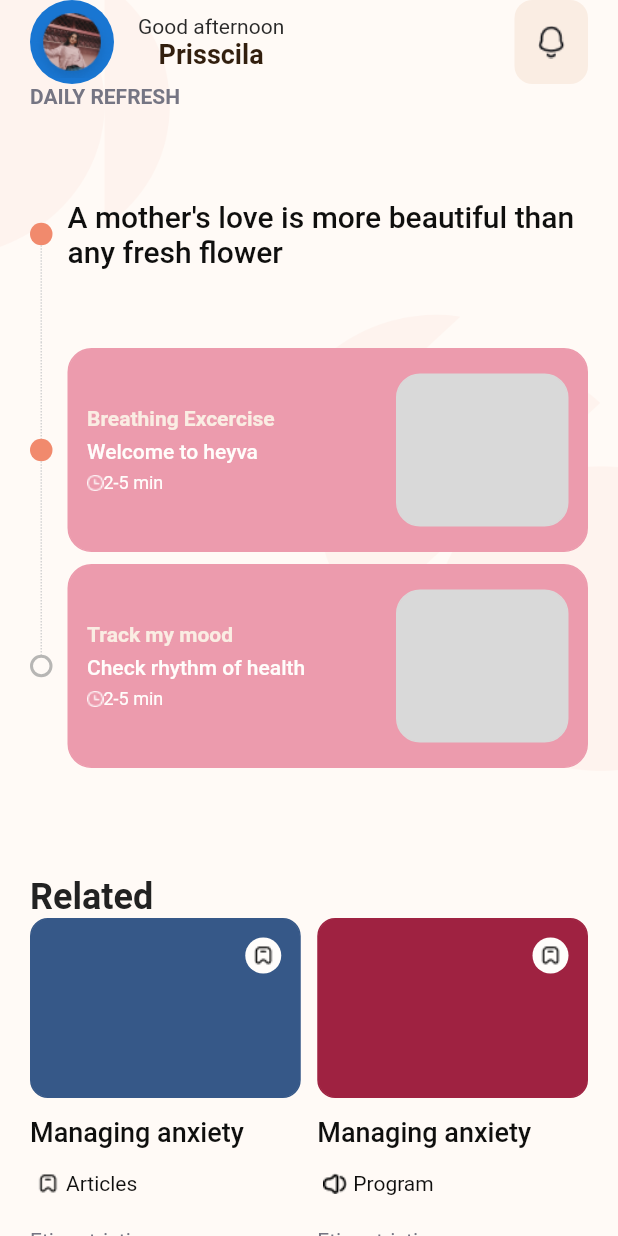
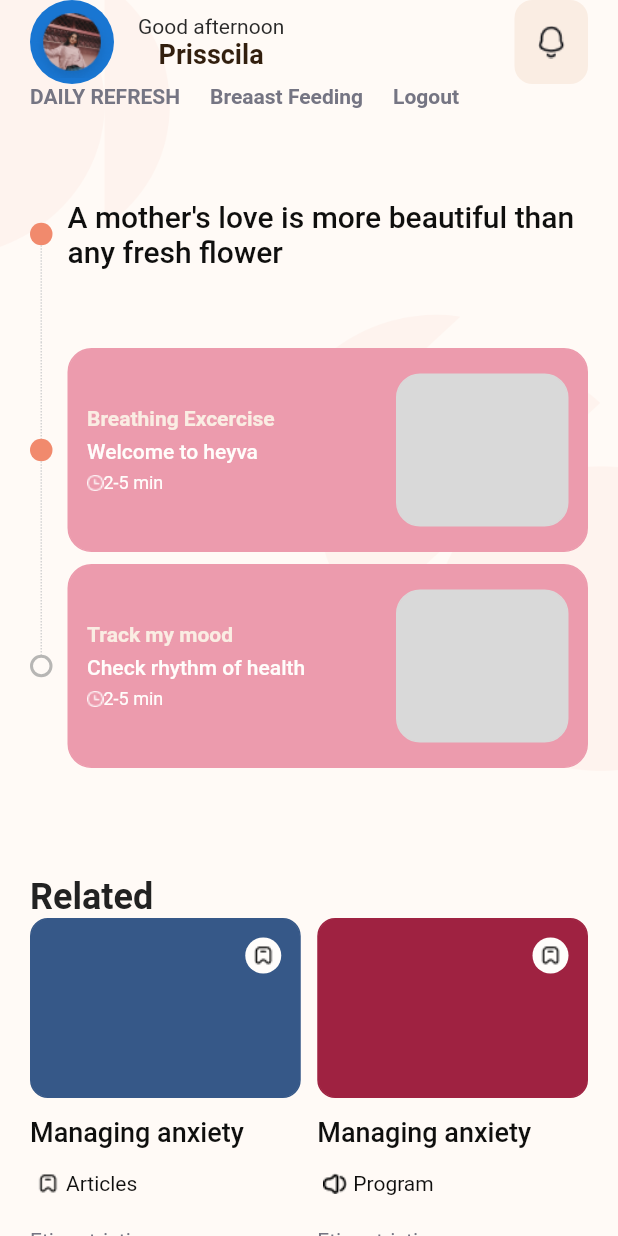
Before and after one commit to jeremysianturi/Heyva, a Flutter app: the HomeView screen opened directly with empty values, on a phone screen of 412 x 824 dp. Run offline on Flutter 3.47's test engine with Material 2 defaults, Android fonts, the phone set to English and light mode, and no system bars; drawn by our look-alikes of timelines; our stand-ins replace animated_text_kit, carousel_slider, dio, easy_stepper, firebase_auth, firebase_core and 9 more; missing offline and left inert: bottom_picker; accounts and stored records are empty; network calls fail.

Commit message:
FINISH:
- add breast_feeding.dart
- add breast_feeding_conroller.dart
- add breast_feeding_view.dart
- add BREAST_FEEDING to app_pages.dart and app_routes.dart
- fixing saved token and add temporary logout feature

```diff
--- a/lib/app/main.dart
+++ b/lib/app/main.dart
@@ -44,7 +44,7 @@ class MyApp extends StatelessWidget {
                   authToken = box.read(Keys.loginAccessToken).toString();
                   refreshToken = box.read(Keys.loginRefreshToken).toString();
                   debugPrint("auth token $authToken");
-                  if (authToken.isNotEmpty && refreshToken.isNotEmpty) {
+                  if (authToken != "null" && refreshToken != "null") {
                     return GetMaterialApp(
                       debugShowCheckedModeBanner: false,
                       title: "HEYVA",
--- a/lib/app/modules/home/views/home_view.dart
+++ b/lib/app/modules/home/views/home_view.dart
@@ -1,10 +1,14 @@
 import 'package:flutter/material.dart';
 import 'package:get/get.dart';
+import 'package:get_storage/get_storage.dart';
 import 'package:heyva/app/modules/article/views/article_view.dart';
 import 'package:heyva/app/modules/detaildoctor/views/detail_doctor_view.dart';
+import 'package:heyva/app/routes/app_pages.dart';
 import 'package:heyva/app/widgets/reusable_timeline.dart';
 import 'package:heyva/constant/colors.dart';
+import 'package:heyva/constant/keys.dart';
 import 'package:heyva/constant/strings.dart';
+import 'package:heyva/constant/variabels.dart';
 import '../../../widgets/reusable_article_container.dart';
 import '../controllers/home_controller.dart';
 
@@ -133,17 +137,53 @@ class HomeView extends GetView<HomeController> {
                   ),
                   Row(
                     mainAxisAlignment: MainAxisAlignment.start,
-                    children: const [
-                      Text(
+                    children: [
+                      const Text(
                         Strings.daily_refresh,
                         style: TextStyle(
                             fontWeight: FontWeight.w600,
                             fontSize: 14,
                             color: ColorApp.grey_font),
+                      ),
+                      SizedBox(
+                        width: 20,
+                      ),
+                      InkWell(
+                        onTap: () {
+                          Get.toNamed(Routes.BREAST_FEEDING);
+                        },
+                        child: Text(
+                          "Breaast Feeding",
+                          style: TextStyle(
+                              fontWeight: FontWeight.w600,
+                              fontSize: 14,
+                              color: ColorApp.grey_font),
+                        ),
+                      ),
+                      SizedBox(
+                        width: 20,
+                      ),
+                      InkWell(
+                        onTap: () {
+                          var box = GetStorage();
+                          box.remove(Keys.loginAccessToken);
+                          box.remove(Keys.loginRefreshToken);
+                          Future.delayed(800.seconds);
+                          Get.offNamed(Routes.SIGNUP);
+                        },
+                        child: Text(
+                          "Logout",
+                          style: TextStyle(
+                              fontWeight: FontWeight.w600,
+                              fontSize: 14,
+                              color: ColorApp.grey_font),
+                        ),
                       )
                     ],
                   ),
-                  const SizedBox(height: 12,),
+                  const SizedBox(
+                    height: 12,
+                  ),
                   // Obx(
                   //   () => Stepper(
                   //     type: StepperType.vertical,
@@ -188,7 +228,9 @@ class HomeView extends GetView<HomeController> {
                   //     },
                   //   ),
                   // ),
-                  TimelineView(from: "home",),
+                  TimelineView(
+                    from: "home",
+                  ),
                   Row(
                     mainAxisAlignment: MainAxisAlignment.start,
                     children: const [
@@ -296,8 +338,8 @@ class HomeView extends GetView<HomeController> {
                                           color: ColorApp.blue_container,
                                         ),
                                         color: ColorApp.blue_container,
-                                        borderRadius:
-                                        const BorderRadius.all(Radius.circular(12))),
+                                        borderRadius: const BorderRadius.all(
+                                            Radius.circular(12))),
                                   ),
                                   title: const Text(
                                     Strings.dr_allisa,
@@ -307,7 +349,8 @@ class HomeView extends GetView<HomeController> {
                                         color: ColorApp.black_font_underline),
                                   ),
                                   subtitle: Column(
-                                    crossAxisAlignment: CrossAxisAlignment.start,
+                                    crossAxisAlignment:
+                                        CrossAxisAlignment.start,
                                     children: [
                                       const Text(
                                         Strings.phycologist_specialist,
@@ -317,9 +360,11 @@ class HomeView extends GetView<HomeController> {
                                             color: ColorApp.black_font_40),
                                       ),
                                       Row(
-                                        mainAxisAlignment: MainAxisAlignment.start,
+                                        mainAxisAlignment:
+                                            MainAxisAlignment.start,
                                         children: [
-                                          Image.asset("assets/images/ic_star.png"),
+                                          Image.asset(
+                                              "assets/images/ic_star.png"),
                                           const SizedBox(
                                             width: 4,
                                           ),
@@ -335,7 +380,8 @@ class HomeView extends GetView<HomeController> {
                                     ],
                                   ),
                                   trailing: RawMaterialButton(
-                                    constraints: BoxConstraints.tight(const Size(24, 24)),
+                                    constraints: BoxConstraints.tight(
+                                        const Size(24, 24)),
                                     padding: EdgeInsets.zero,
                                     onPressed: () {},
                                     elevation: 0,
@@ -352,7 +398,9 @@ class HomeView extends GetView<HomeController> {
                               ),
                             ),
                           ),
-                          const SizedBox(height: 10,),
+                          const SizedBox(
+                            height: 10,
+                          ),
                           Card(
                             elevation: 0,
                             color: ColorApp.arrow_white,
@@ -370,8 +418,8 @@ class HomeView extends GetView<HomeController> {
                                         color: ColorApp.blue_container,
                                       ),
                                       color: ColorApp.blue_container,
-                                      borderRadius:
-                                      const BorderRadius.all(Radius.circular(12))),
+                                      borderRadius: const BorderRadius.all(
+                                          Radius.circular(12))),
                                 ),
                                 title: const Text(
                                   Strings.dr_allisa,
@@ -391,9 +439,11 @@ class HomeView extends GetView<HomeController> {
                                           color: ColorApp.black_font_40),
                                     ),
                                     Row(
-                                      mainAxisAlignment: MainAxisAlignment.start,
+                                      mainAxisAlignment:
+                                          MainAxisAlignment.start,
                                       children: [
-                                        Image.asset("assets/images/ic_star.png"),
+                                        Image.asset(
+                                            "assets/images/ic_star.png"),
                                         const SizedBox(
                                           width: 4,
                                         ),
@@ -409,7 +459,8 @@ class HomeView extends GetView<HomeController> {
                                   ],
                                 ),
                                 trailing: RawMaterialButton(
-                                  constraints: BoxConstraints.tight(const Size(24, 24)),
+                                  constraints:
+                                      BoxConstraints.tight(const Size(24, 24)),
                                   padding: EdgeInsets.zero,
                                   onPressed: () {},
                                   elevation: 0,
@@ -446,12 +497,14 @@ class HomeView extends GetView<HomeController> {
                             borderRadius: BorderRadius.circular(14.0),
                             image: const DecorationImage(
                               fit: BoxFit.cover,
-                              image: AssetImage("assets/images/bg_blue_container_medal.png"),
+                              image: AssetImage(
+                                  "assets/images/bg_blue_container_medal.png"),
                             ),
                           ),
                           child: const ListTile(
                             shape: RoundedRectangleBorder(
-                                borderRadius: BorderRadius.all(Radius.circular(14))),
+                                borderRadius:
+                                    BorderRadius.all(Radius.circular(14))),
                             title: Padding(
                               padding: EdgeInsets.only(top: 20),
                               child: Text(
@@ -479,7 +532,9 @@ class HomeView extends GetView<HomeController> {
                           ),
                         ),
                       ),
-                      const SizedBox(height: 10,),
+                      const SizedBox(
+                        height: 10,
+                      ),
                       Card(
                         elevation: 0,
                         shape: RoundedRectangleBorder(
@@ -490,12 +545,14 @@ class HomeView extends GetView<HomeController> {
                             borderRadius: BorderRadius.circular(14.0),
                             image: const DecorationImage(
                               fit: BoxFit.cover,
-                              image: AssetImage("assets/images/bg_blue_container_plane.png"),
+                              image: AssetImage(
+                                  "assets/images/bg_blue_container_plane.png"),
                             ),
                           ),
                           child: const ListTile(
                             shape: RoundedRectangleBorder(
-                                borderRadius: BorderRadius.all(Radius.circular(14))),
+                                borderRadius:
+                                    BorderRadius.all(Radius.circular(14))),
                             title: Padding(
                               padding: EdgeInsets.only(top: 20),
                               child: Text(
@@ -525,7 +582,9 @@ class HomeView extends GetView<HomeController> {
                       ),
                     ],
                   ),
-                  const SizedBox(height: 100,)
+                  const SizedBox(
+                    height: 100,
+                  )
                 ],
               ),
             ),
--- a/lib/app/routes/app_pages.dart
+++ b/lib/app/routes/app_pages.dart
@@ -1,6 +1,8 @@
 import 'package:get/get_navigation/src/routes/get_route.dart';
 import 'package:heyva/app/modules/article/bindings/article_binding.dart';
 import 'package:heyva/app/modules/article/views/article_view.dart';
+import 'package:heyva/app/modules/breast_feeding/bindings/breast_feeding_binding.dart';
+import 'package:heyva/app/modules/breast_feeding/views/breast_feeding_view.dart';
 import 'package:heyva/app/modules/breathing/breathingone/bindings/breathing_one_binding.dart';
 import 'package:heyva/app/modules/breathing/breathingone/views/breathing_one_view.dart';
 import 'package:heyva/app/modules/login/bindings/login_binding.dart';
@@ -106,7 +108,11 @@ class AppPages {
       name: _Paths.ARTICLE,
       page: () => ArticleView(),
       binding: ArticleBinding(),
-    )
-
+    ),
+    GetPage(
+      name: _Paths.BREAST_FEEDING,
+      page: () => BreastFeedingView(),
+      binding: BreastFeedingBinding(),
+    ),
   ];
 }
--- a/lib/app/routes/app_routes.dart
+++ b/lib/app/routes/app_routes.dart
@@ -16,6 +16,7 @@ abstract class Routes {
   static const BREATHING_TIMER = _Paths.BREATHING_TIMER;
   static const DETAIL_DOCTOR = _Paths.DETAIL_DOCTOR;
   static const ARTICLE = _Paths.ARTICLE;
+  static const BREAST_FEEDING = _Paths.BREAST_FEEDING;
 }
 
 abstract class _Paths {
@@ -34,4 +35,5 @@ abstract class _Paths {
   static const BREATHING_TIMER = '/BreathingTimer';
   static const DETAIL_DOCTOR = '/detailDoctor';
   static const ARTICLE = '/article';
+  static const BREAST_FEEDING = '/breast_feeding';
 }
--- a/lib/services/dio_services.dart
+++ b/lib/services/dio_services.dart
@@ -15,7 +15,7 @@ class DioClient {
       headers: {
         'Content-Type': 'application/json',
         'Accept': 'application/json',
-        'Authorization': authToken.isEmpty ? basicAuthToken : authToken,
+        'Authorization': authToken != "null" || authToken != "" ? basicAuthToken : authToken,
       },
       connectTimeout: 20.seconds,
       receiveTimeout: 10.seconds,
```
Also changed, not shown: lib/app/modules/breast_feeding/bindings/breast_feeding_binding.dart (added, +12 -0 lines), lib/app/modules/breast_feeding/controllers/breast_feeding_controller.dart (added, +23 -0 lines), lib/app/modules/breast_feeding/views/breast_feeding_view.dart (added, +27 -0 lines).
